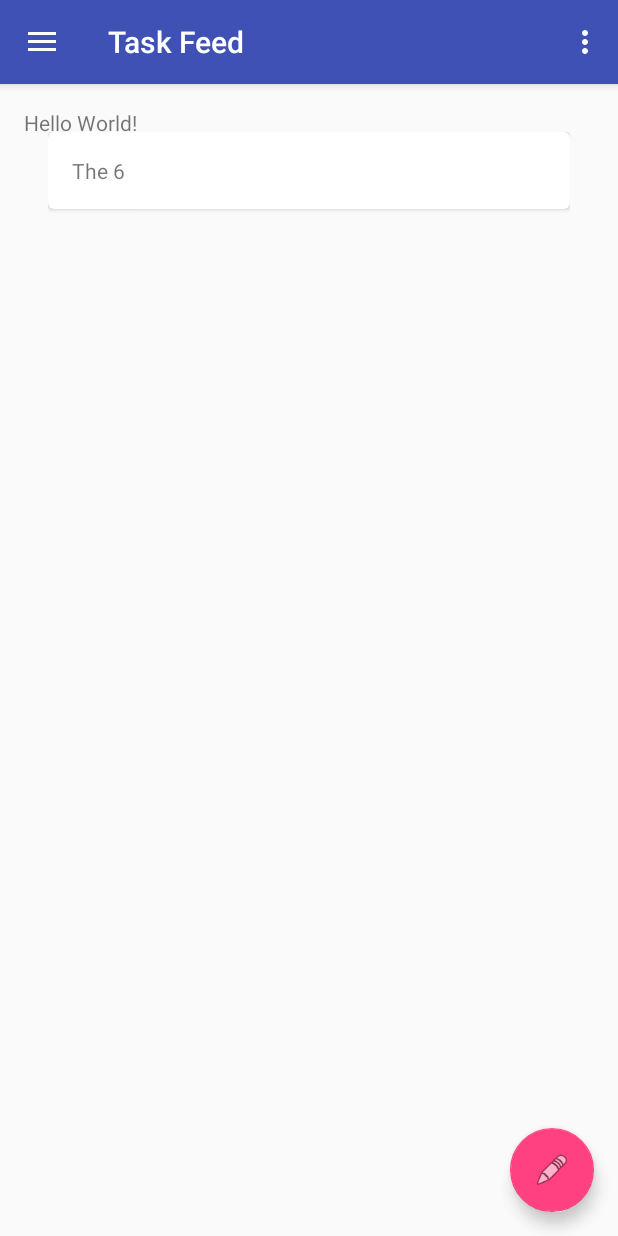
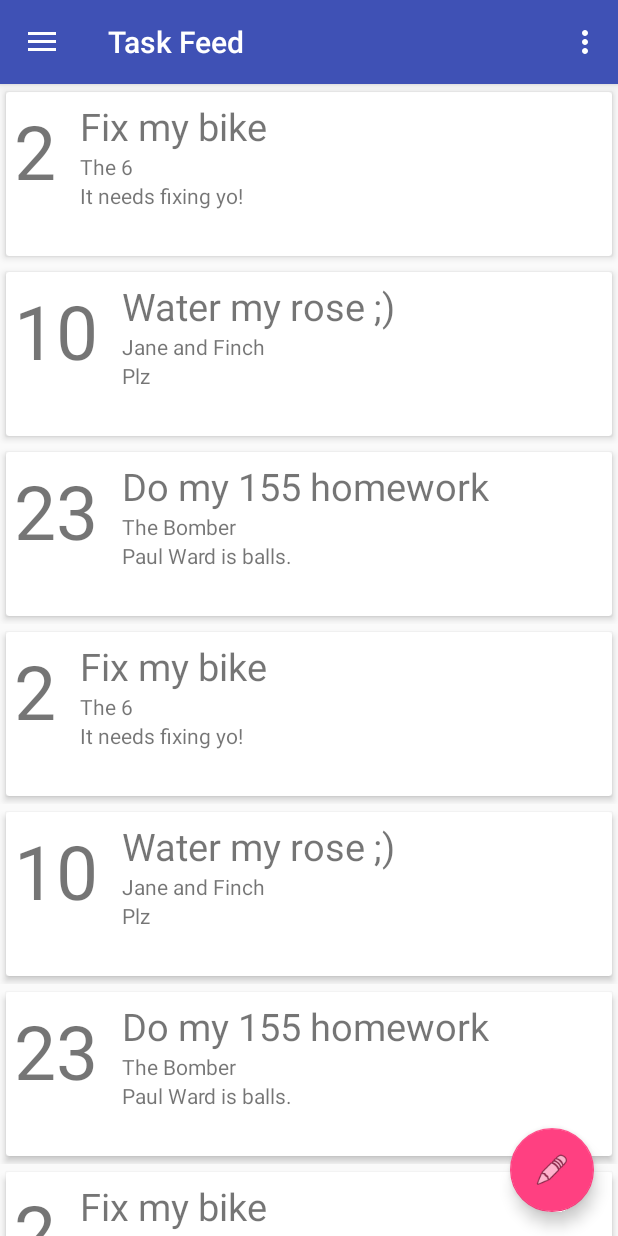
Before and after one commit to OneGoodSamaritan/lend-a-hand, an Android app: the screen it shows after launch (TaskFeedActivity), on a phone screen of 412 x 824 dp. Run offline under Robolectric (Android 15) with nearby library versions, the phone set to English and light mode, and no system bars.

Commit message:
Finished RecyclerView functionality.

```diff
--- a/app/src/main/java/onegoodsamaritan/lendahand/BaseActivity.java
+++ b/app/src/main/java/onegoodsamaritan/lendahand/BaseActivity.java
@@ -2,7 +2,6 @@ package onegoodsamaritan.lendahand;
 
 import android.content.Intent;
 import android.os.Bundle;
-import android.support.design.widget.FloatingActionButton;
 import android.support.design.widget.NavigationView;
 import android.support.v4.view.GravityCompat;
 import android.support.v4.widget.DrawerLayout;
--- a/app/src/main/java/onegoodsamaritan/lendahand/TaskAdapter.java
+++ b/app/src/main/java/onegoodsamaritan/lendahand/TaskAdapter.java
@@ -1,5 +1,6 @@
 package onegoodsamaritan.lendahand;
 
+import android.content.Intent;
 import android.support.v7.widget.RecyclerView;
 import android.view.LayoutInflater;
 import android.view.View;
@@ -14,18 +15,32 @@ public class TaskAdapter extends RecyclerView.Adapter<TaskAdapter.TaskViewHolder
     // Provide a reference to the views for each data item
     // Complex data items may need more than one view per item, and
     // you provide access to all the views for a data item in a view holder
-    public static class TaskViewHolder extends RecyclerView.ViewHolder {
+    public static class TaskViewHolder extends RecyclerView.ViewHolder implements View.OnClickListener {
         // each data item is just a string in this case
         public TextView title;
         public TextView description;
         public TextView location;
         public TextView karma;
+        private String requestor;
+        private String date;
+
         public TaskViewHolder(View card) {
             super(card);
             title = (TextView) card.findViewById(R.id.title);
-            description = (TextView) card.findViewById(R.id.title);
-            location = (TextView) card.findViewById(R.id.title);
-            karma = (TextView) card.findViewById(R.id.title);
+            description = (TextView) card.findViewById(R.id.description);
+            location = (TextView) card.findViewById(R.id.location);
+            karma = (TextView) card.findViewById(R.id.karma);
+        }
+
+        @Override
+        public void onClick(View v) {
+            Intent detailsIntent = new Intent(v.getContext(), TaskDetailActivity.class);
+            detailsIntent.putExtra("title", title.getText());
+            detailsIntent.putExtra("description", description.getText());
+            detailsIntent.putExtra("location", location.getText());
+            detailsIntent.putExtra("karma", karma.getText());
+            detailsIntent.putExtra("requestor", requestor);
+            detailsIntent.putExtra("date", date);
         }
     }
 
@@ -55,7 +70,9 @@ public class TaskAdapter extends RecyclerView.Adapter<TaskAdapter.TaskViewHolder
         holder.title.setText(mTasks[position].getTitle());
         holder.description.setText(mTasks[position].getDescription());
         holder.location.setText(mTasks[position].getLocation());
-        holder.karma.setText(mTasks[position].getKarma());
+        holder.karma.setText(Integer.toString(mTasks[position].getKarma()));
+        holder.requestor = "R";
+        holder.date = "D";
     }
 
     // Return the size of your dataset (invoked by the layout manager)
--- /dev/null
+++ b/app/src/main/java/onegoodsamaritan/lendahand/TaskDetailActivity.java
@@ -0,0 +1,31 @@
+package onegoodsamaritan.lendahand;
+
+import android.content.Intent;
+import android.os.Bundle;
+import android.support.annotation.Nullable;
+import android.support.v7.app.AppCompatActivity;
+
+/**
+ * Created by Bane on 2016-06-11.
+ */
+public class TaskDetailActivity extends AppCompatActivity {
+
+    private String title;
+    private String description;
+    private String location;
+    private String karma;
+    private String requestor;
+    private String date;
+
+    @Override
+    protected void onCreate(@Nullable Bundle savedInstanceState) {
+        super.onCreate(savedInstanceState);
+        Bundle details = getIntent().getExtras();
+        title = details.getString("title");
+        description = details.getString("description");
+        location = details.getString("location");
+        karma = details.getString("karma");
+        requestor = details.getString("requestor");
+        date = details.getString("date");
+    }
+}
--- a/app/src/main/java/onegoodsamaritan/lendahand/TaskFeedActivity.java
+++ b/app/src/main/java/onegoodsamaritan/lendahand/TaskFeedActivity.java
@@ -21,8 +21,8 @@ public class TaskFeedActivity extends BaseActivity {
         super.onCreate(savedInstanceState);
         LayoutInflater inflater = (LayoutInflater) this
                 .getSystemService(Context.LAYOUT_INFLATER_SERVICE);
-        View contentView = inflater.inflate(R.layout.task_feed_activity, null, false);
-        mDrawer.addView(contentView, 0);
+        View contentView = inflater.inflate(R.layout.task_feed_activity, null);
+//        mDrawer.addView(contentView, 0);
         getSupportActionBar().setTitle("Task Feed");
         FloatingActionButton fab = (FloatingActionButton) findViewById(R.id.fab);
         fab.setVisibility(View.VISIBLE);
@@ -38,8 +38,17 @@ public class TaskFeedActivity extends BaseActivity {
         Task a = new Task("Fix my bike", "It needs fixing yo!", "The 6", 2);
         Task b = new Task("Water my rose ;)", "Plz", "Jane and Finch", 10);
         Task c = new Task("Do my 155 homework", "Paul Ward is balls.", "The Bomber", 23);
+        Task e = new Task("Fix my bike", "It needs fixing yo!", "The 6", 2);
+        Task f = new Task("Water my rose ;)", "Plz", "Jane and Finch", 10);
+        Task g = new Task("Do my 155 homework", "Paul Ward is balls.", "The Bomber", 23);
+        Task h = new Task("Fix my bike", "It needs fixing yo!", "The 6", 2);
+        Task i = new Task("Water my rose ;)", "Plz", "Jane and Finch", 10);
+        Task j = new Task("Do my 155 homework", "Paul Ward is balls.", "The Bomber", 23);
+        Task k = new Task("Fix my bike", "It needs fixing yo!", "The 6", 2);
+        Task m = new Task("Water my rose ;)", "Plz", "Jane and Finch", 10);
+        Task l = new Task("Do my 155 homework", "Paul Ward is balls.", "The Bomber", 23);
 
-        Task[] tasks = new Task[] {a,b,c};
+        Task[] tasks = new Task[] {a,b,c,e,f,g,h,i,j,k,l,m};
 
         mFeedRecyclerView = (RecyclerView) findViewById(R.id.task_feed);
         mFeedRecyclerView.setHasFixedSize(true);
@@ -47,6 +56,12 @@ public class TaskFeedActivity extends BaseActivity {
         mFeedRecyclerView.setLayoutManager(mFeedLayoutManager);
         mFeedAdapter = new TaskAdapter(tasks);
         mFeedRecyclerView.setAdapter(mFeedAdapter);
+        mFeedRecyclerView.setOnClickListener(new View.OnClickListener() {
+            @Override
+            public void onClick(View v) {
+
+            }
+        });
     }
 
     @Override
--- a/app/src/main/res/layout/content_karma.xml
+++ b/app/src/main/res/layout/content_karma.xml
@@ -11,9 +11,4 @@
     app:layout_behavior="@string/appbar_scrolling_view_behavior"
     tools:context="onegoodsamaritan.lendahand.KarmaActivity"
     tools:showIn="@layout/app_bar_karma">
-
-    <TextView
-        android:layout_width="wrap_content"
-        android:layout_height="wrap_content"
-        android:text="Hello World!" />
 </RelativeLayout>
--- a/app/src/main/res/layout/task_card.xml
+++ b/app/src/main/res/layout/task_card.xml
@@ -1,29 +1,52 @@
 <?xml version="1.0" encoding="utf-8"?>
-<LinearLayout xmlns:card_view="http://schemas.android.com/apk/res-auto"
-    xmlns:android="http://schemas.android.com/apk/res/android"
+<LinearLayout xmlns:android="http://schemas.android.com/apk/res/android"
     android:layout_width="match_parent"
-    android:layout_height="match_parent"
-    android:padding="16dp">
+    android:layout_height="wrap_content"
+    xmlns:app="http://schemas.android.com/apk/res-auto">
 
     <android.support.v7.widget.CardView
-        xmlns:card_view="http://schemas.android.com/apk/res-auto"
+        android:id="@+id/cv"
         android:layout_width="match_parent"
-        android:layout_height="wrap_content"
-        card_view:cardCornerRadius="4dp"
-        android:id="@+id/card_view"
-        >
+        android:layout_height="120dp"
+        app:cardBackgroundColor="@android:color/white"
+        app:cardElevation="3dp"
+        app:cardUseCompatPadding="true">
 
         <RelativeLayout
             android:layout_width="match_parent"
             android:layout_height="wrap_content"
-            android:padding="16dp"
-            >
+            android:padding="5dp">
 
             <TextView
+                android:id="@+id/karma"
+                android:layout_width="wrap_content"
+                android:layout_height="match_parent"
+                android:layout_gravity="center"
+                android:layout_alignParentLeft="true"
+                android:layout_marginRight="16dp"
+                android:textSize="50sp" />
+
+            <TextView
+                android:id="@+id/title"
                 android:layout_width="wrap_content"
                 android:layout_height="wrap_content"
-                android:id="@+id/title"
-                />
+                android:layout_alignParentTop="true"
+                android:layout_toRightOf="@+id/karma"
+                android:textSize="25sp" />
+
+            <TextView
+                android:id="@+id/location"
+                android:layout_width="wrap_content"
+                android:layout_height="wrap_content"
+                android:layout_below="@+id/title"
+                android:layout_toRightOf="@+id/karma" />
+
+            <TextView
+                android:id="@+id/description"
+                android:layout_width="wrap_content"
+                android:layout_height="wrap_content"
+                android:layout_below="@+id/location"
+                android:layout_toRightOf="@+id/karma" />
         </RelativeLayout>
     </android.support.v7.widget.CardView>
 </LinearLayout>
--- a/app/src/main/res/layout/task_feed_activity.xml
+++ b/app/src/main/res/layout/task_feed_activity.xml
@@ -2,12 +2,9 @@
 <RelativeLayout xmlns:android="http://schemas.android.com/apk/res/android"
     xmlns:app="http://schemas.android.com/apk/res-auto"
     xmlns:tools="http://schemas.android.com/tools"
+    android:id="@+id/feed_layout"
     android:layout_width="match_parent"
     android:layout_height="match_parent"
-    android:paddingBottom="@dimen/activity_vertical_margin"
-    android:paddingLeft="@dimen/activity_horizontal_margin"
-    android:paddingRight="@dimen/activity_horizontal_margin"
-    android:paddingTop="@dimen/activity_vertical_margin"
     app:layout_behavior="@string/appbar_scrolling_view_behavior"
     tools:context="onegoodsamaritan.lendahand.TaskFeedActivity"
     tools:showIn="@layout/app_bar_karma">
```
